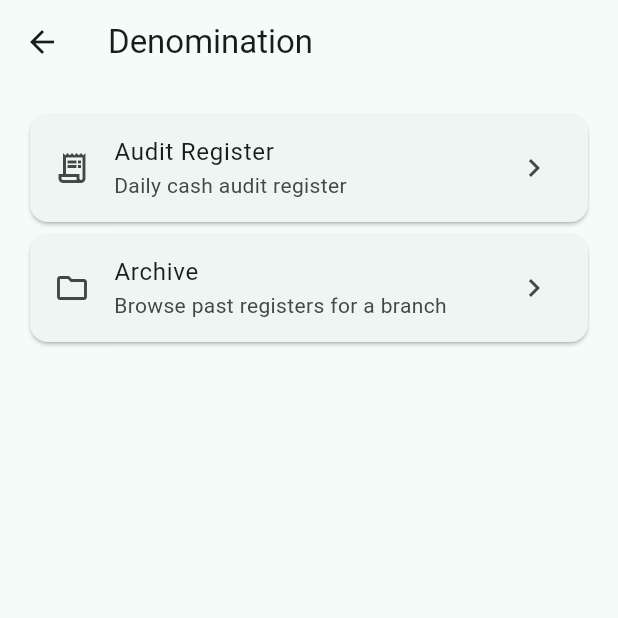
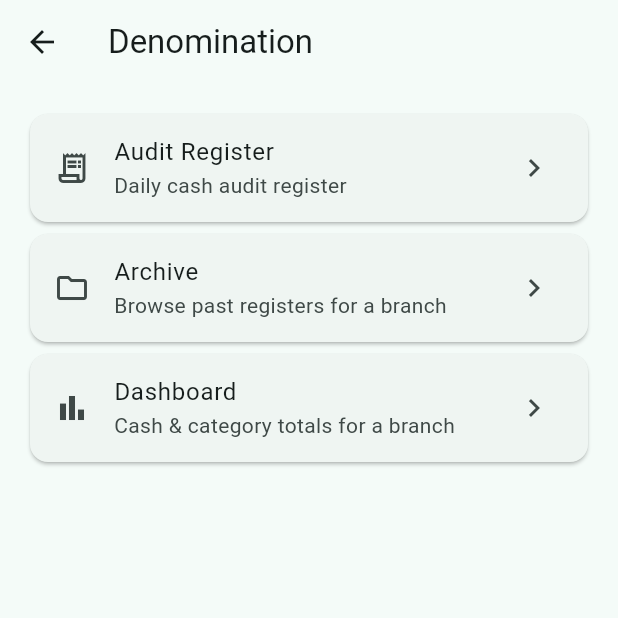
Before and after one commit to lalithanaturals/lalitha-app, a Flutter app: the screen it shows after launch, after a tap on "Denomination", on a phone screen of 412 x 824 dp, the top half of it. Run offline on Flutter 3.47's test engine with Material 3 defaults, Android fonts, the phone set to English and light mode, and no system bars; our stand-ins replace flutter_riverpod, pocketbase; network calls fail.

Commit message:
Add the Denomination BI Dashboard
Fills in Denomination's BI dashboard (Denomination/PROJECT_PLAN.md
§4 #5) for a single branch: register count, total cash counted, and
a per-category breakdown, all summed across every register for that
branch.

- calculateCategoryTotals: pure sum of line-item amounts per
  category, zeroing (not omitting) categories with no items.
- AuditRegisterRepository.listAllLineItemsForBranch: fetches every
  line item across a branch's registers in one request via
  PocketBase's relation-traversal filter (audit_register.branch = X)
  rather than one request per register — verified against a real
  PocketBase instance that this filter syntax actually works before
  relying on it.
- DashboardScreen, reachable from a new Dashboard tile on
  DenominationHomeScreen.

Cross-module reporting (pulling in Print/Stock-transfer/scrap-calc
data, per the master plan's Phase 4 note) and exports remain
deferred.

Fully localized (English/Telugu). 173 tests total (7 new), flutter
analyze clean.

Co-Authored-By: Claude Sonnet 5 <noreply@anthropic.com>

```diff
--- a/lib/core/models/audit_register.dart
+++ b/lib/core/models/audit_register.dart
@@ -60,6 +60,18 @@ enum AuditRegisterStatus {
       value == 'committed' ? AuditRegisterStatus.committed : AuditRegisterStatus.draft;
 
   String toJson() => name;
+}
+
+/// Sums line-item amounts per category — powers the BI Dashboard's
+/// per-category breakdown across a branch's registers.
+Map<AuditLineCategory, num> calculateCategoryTotals(List<AuditLineItem> items) {
+  final totals = <AuditLineCategory, num>{
+    for (final c in AuditLineCategory.values) c: 0,
+  };
+  for (final item in items) {
+    totals[item.category] = (totals[item.category] ?? 0) + item.amount;
+  }
+  return totals;
 }
 
 /// Total cash counted across every denomination.
--- a/lib/core/repositories/audit_register_repository.dart
+++ b/lib/core/repositories/audit_register_repository.dart
@@ -55,6 +55,17 @@ class AuditRegisterRepository {
     return records.map((r) => AuditLineItem.fromJson(r.toJson())).toList();
   }
 
+  /// Every line item across every register for [branchId], via PocketBase's
+  /// relation-field filter (`audit_register.branch`) — a single request
+  /// rather than one per register. Powers the BI Dashboard's category
+  /// breakdown (Denomination/PROJECT_PLAN.md §4 #5).
+  Future<List<AuditLineItem>> listAllLineItemsForBranch(String branchId) async {
+    final records = await _pb.collection('audit_line_items').getFullList(
+          filter: 'audit_register.branch = "$branchId"',
+        );
+    return records.map((r) => AuditLineItem.fromJson(r.toJson())).toList();
+  }
+
   Future<AuditLineItem> addLineItem(AuditLineItem item) async {
     final record = await _pb.collection('audit_line_items').create(body: item.toJson());
     return AuditLineItem.fromJson(record.toJson());
--- a/lib/features/denomination/denomination_home_screen.dart
+++ b/lib/features/denomination/denomination_home_screen.dart
@@ -2,11 +2,13 @@ import 'package:flutter/material.dart';
 
 import '../../l10n/generated/app_localizations.dart';
 import 'archive/archive_screen.dart';
+import 'dashboard/dashboard_screen.dart';
 import 'register/register_screen.dart';
 
-/// Landing screen for the Denomination module. Register entry/commit and
-/// Archive/Search are live; exports (JPEG/PDF/Thermal/WhatsApp) and the BI
-/// dashboard (Denomination/PROJECT_PLAN.md §4) are not yet implemented.
+/// Landing screen for the Denomination module. Register entry/commit,
+/// Archive/Search, and the BI Dashboard are live; exports
+/// (JPEG/PDF/Thermal/WhatsApp) — Denomination/PROJECT_PLAN.md §4 — are not
+/// yet implemented.
 class DenominationHomeScreen extends StatelessWidget {
   const DenominationHomeScreen({super.key});
 
@@ -42,6 +44,18 @@ class DenominationHomeScreen extends StatelessWidget {
               ),
             ),
           ),
+          Card(
+            child: ListTile(
+              key: const Key('dashboardTile'),
+              leading: const Icon(Icons.bar_chart_outlined),
+              title: Text(l10n.dashboardTileTitle),
+              subtitle: Text(l10n.dashboardTileSubtitle),
+              trailing: const Icon(Icons.chevron_right),
+              onTap: () => Navigator.of(context).push(
+                MaterialPageRoute(builder: (_) => const DashboardScreen()),
+              ),
+            ),
+          ),
         ],
       ),
     );
--- a/lib/l10n/app_en.arb
+++ b/lib/l10n/app_en.arb
@@ -182,5 +182,12 @@
   "statusDraftLabel": "Draft",
   "statusCommittedLabel": "Committed",
   "viewLineItemsLabel": "View Line Items",
-  "noLineItemsMessage": "No line items"
+  "noLineItemsMessage": "No line items",
+
+  "dashboardTileTitle": "Dashboard",
+  "dashboardTileSubtitle": "Cash & category totals for a branch",
+  "dashboardTitle": "Business Intelligence Dashboard",
+  "registerCountLabel": "Registers",
+  "totalCashLabel": "Total Cash Counted",
+  "categoryBreakdownLabel": "Category Breakdown"
 }
```
Also changed, not shown: lib/features/denomination/dashboard/dashboard_providers.dart (added, +19 -0 lines), lib/features/denomination/dashboard/dashboard_screen.dart (added, +105 -0 lines), lib/l10n/app_te.arb (+8 -1 lines), lib/l10n/generated/app_localizations.dart, lib/l10n/generated/app_localizations_en.dart, lib/l10n/generated/app_localizations_te.dart, 5 other files.
